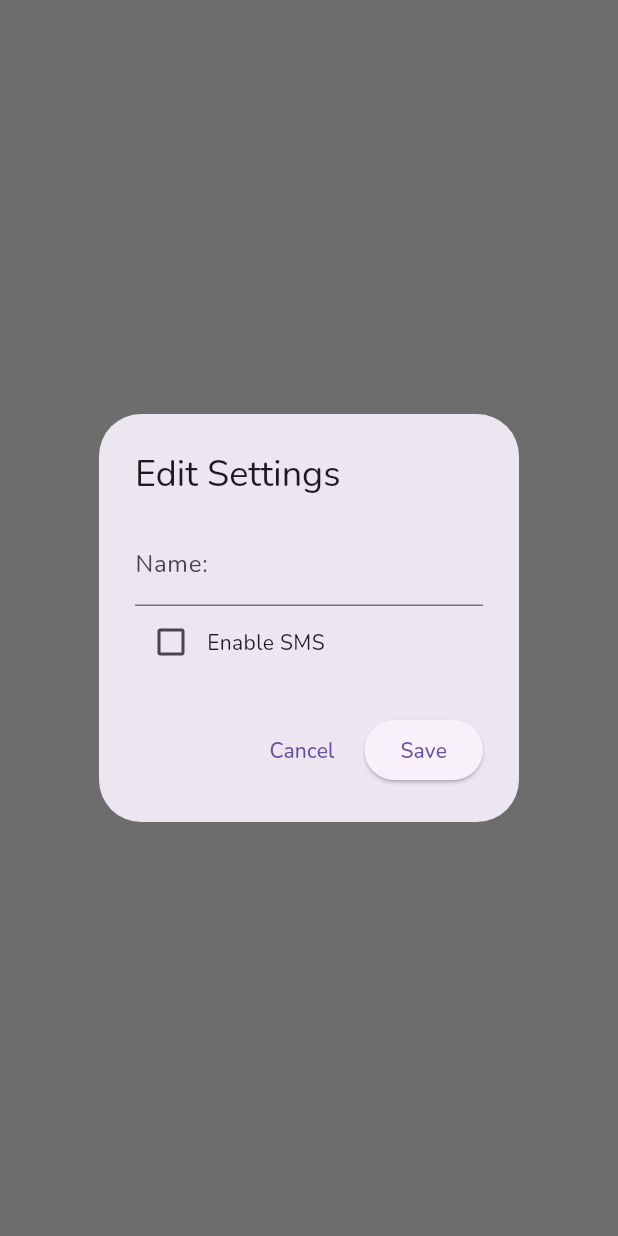
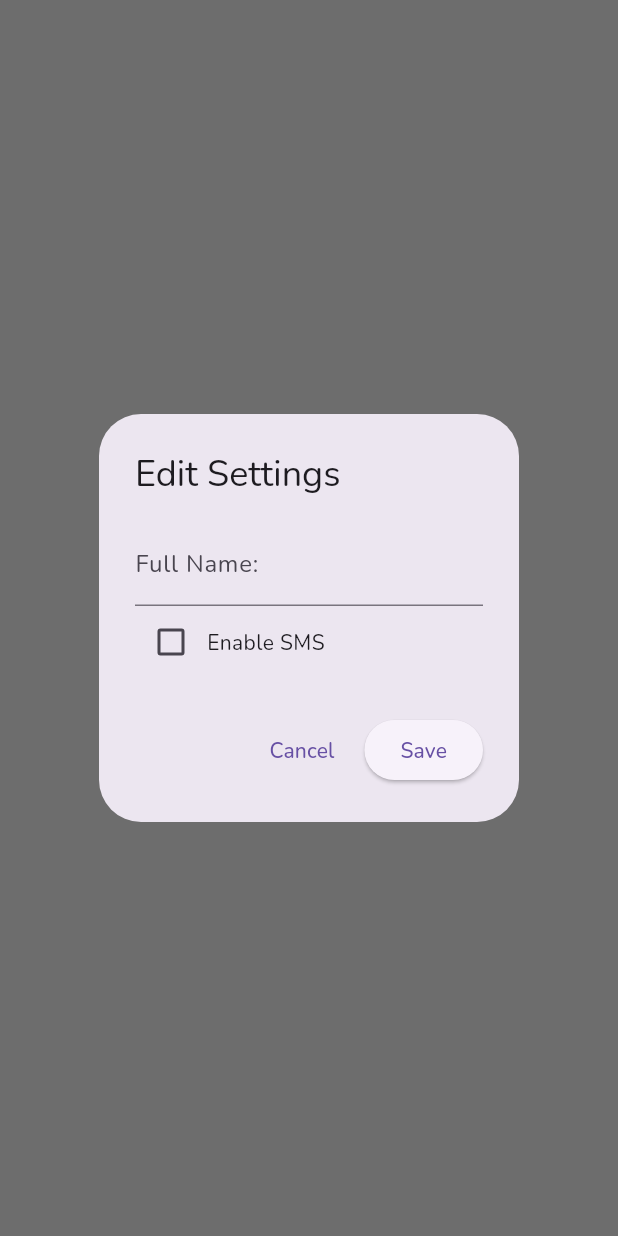
Before and after one commit to IsabellaTerick/smart_helmet, a Flutter app: what editUserSettings() shows on an empty page, opened directly, on a phone screen of 412 x 824 dp. Run offline on Flutter 3.47's test engine with Material 3 defaults, Android fonts, the phone set to English and light mode, and no system bars; our stand-ins replace cloud_firestore, firebase_core, firebase_messaging, flutter_blue_plus, geolocator, permission_handler and 1 more; missing offline and left inert: twilio_flutter; accounts and stored records are empty.

Commit message:
Updated autocapitalization

```diff
--- a/lib/contacts/add_contact_popup.dart
+++ b/lib/contacts/add_contact_popup.dart
@@ -41,6 +41,7 @@ Future<void> addContactDialog(BuildContext context,
               children: [
                 TextField(
                   controller: nameCtrl,
+                  textCapitalization: TextCapitalization.words,
                   decoration: InputDecoration(
                     labelText: "Name:",
                     errorText: errorMessage == "Please enter a name" ? errorMessage : null,
--- a/lib/crash/crash_msg.dart
+++ b/lib/crash/crash_msg.dart
@@ -113,6 +113,7 @@ class CrashMsgState extends State<CrashMsg> {
                   style: TextStyle(fontFamily: 'Nunito', fontSize: 15),
                   minLines: 5,
                   maxLines: 5,
+                  textCapitalization: TextCapitalization.sentences,
                   decoration: InputDecoration(
                     filled: true,
                     fillColor: Colors.white,
--- a/lib/help/help_content.dart
+++ b/lib/help/help_content.dart
@@ -110,7 +110,7 @@ class HelpContent extends StatelessWidget {
                 style: TextStyle(fontFamily: 'Nunito'),
               ),
               const SizedBox(height: 8),
-              _buildBulletPoint('Your Name:', 'This name will be included in all crash alert messages.'),
+              _buildBulletPoint('Your Name:', 'Your name, saved in settings, will be included in all crash alert messages.'),
               _buildBulletPoint('Default Crash Message:', 'This is the general message sent to all contacts unless a specific one is provided.'),
               _buildBulletPoint('Custom Messages:', 'Tailor messages for individual contacts. Include instructions, reassurance, or code words to verify the message is legitimate.'),
             ],
--- a/lib/settings/edit_settings_popup.dart
+++ b/lib/settings/edit_settings_popup.dart
@@ -53,7 +53,9 @@ void editUserSettings(BuildContext context) {
               children: [
                 TextField(
                   controller: usernameCtrl,
-                  decoration: const InputDecoration(labelText: "Name:"),
+                  decoration: const InputDecoration(labelText: "Full Name:"),
+                  textCapitalization: TextCapitalization.words,
+
                 ),
                 Row(
                   children: [
```
Also changed, not shown: 4 other files.
